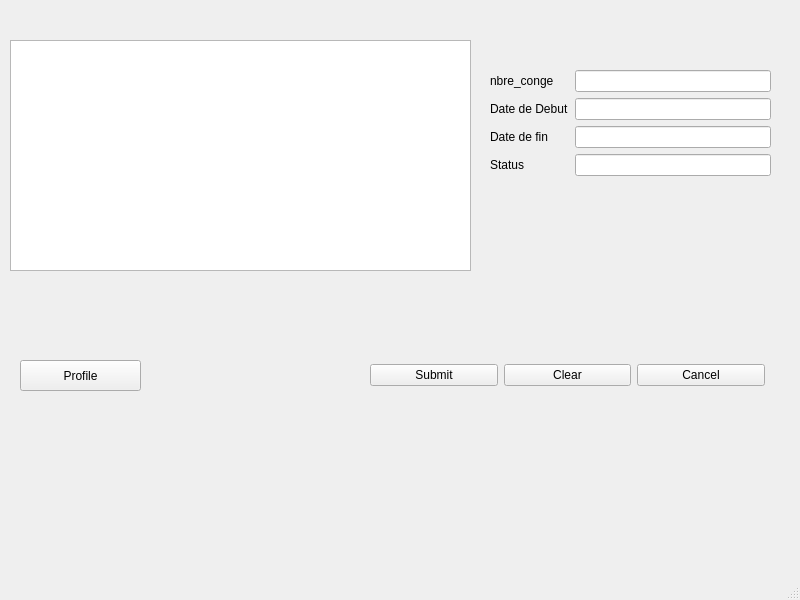
First picture: the form in managerui.ui, repository ElHadjiOumar/GestionConge, before the edit.
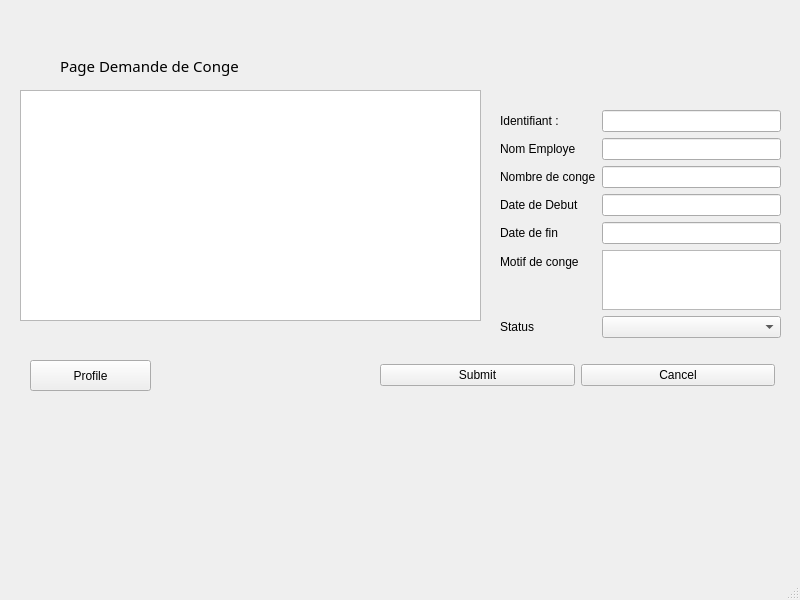
Second picture: the form after the edit.

What changed in the file:
```diff
--- a/managerui.ui
+++ b/managerui.ui
@@ -17,27 +17,20 @@
    <widget class="QWidget" name="gridLayoutWidget">
     <property name="geometry">
      <rect>
-      <x>370</x>
+      <x>380</x>
       <y>360</y>
       <width>395</width>
       <height>31</height>
      </rect>
     </property>
     <layout class="QGridLayout" name="gridLayout">
-     <item row="0" column="3">
+     <item row="0" column="2">
       <widget class="QPushButton" name="pushButtonCancel">
        <property name="text">
         <string>Cancel</string>
        </property>
       </widget>
      </item>
-     <item row="0" column="2">
-      <widget class="QPushButton" name="pushButtonClear">
-       <property name="text">
-        <string>Clear</string>
-       </property>
-      </widget>
-     </item>
      <item row="0" column="1">
       <widget class="QPushButton" name="pushButtonSubmit">
        <property name="text">
@@ -47,86 +40,159 @@
      </item>
     </layout>
    </widget>
+   <widget class="QLabel" name="label_2">
+    <property name="geometry">
+     <rect>
+      <x>60</x>
+      <y>50</y>
+      <width>181</width>
+      <height>31</height>
+     </rect>
+    </property>
+    <property name="font">
+     <font>
+      <family>Myanmar Text</family>
+      <pointsize>11</pointsize>
+     </font>
+    </property>
+    <property name="text">
+     <string>Page Demande de Conge </string>
+    </property>
+   </widget>
    <widget class="QWidget" name="formLayoutWidget">
     <property name="geometry">
      <rect>
-      <x>490</x>
-      <y>70</y>
+      <x>500</x>
+      <y>110</y>
       <width>281</width>
-      <height>166</height>
+      <height>248</height>
      </rect>
     </property>
     <layout class="QFormLayout" name="formLayout">
      <item row="0" column="0">
-      <widget class="QLabel" name="labelConge_2">
+      <widget class="QLabel" name="labelId">
        <property name="text">
-        <string>nbre_conge</string>
+        <string>Identifiant :</string>
        </property>
       </widget>
      </item>
      <item row="0" column="1">
-      <widget class="QLineEdit" name="lineEditConge">
+      <widget class="QLineEdit" name="lineEditIdentifiant">
        <property name="readOnly">
         <bool>true</bool>
        </property>
       </widget>
      </item>
-     <item row="1" column="0">
-      <widget class="QLabel" name="labelDateDebut">
-       <property name="text">
-        <string>Date de Debut</string>
-       </property>
-      </widget>
-     </item>
-     <item row="1" column="1">
-      <widget class="QLineEdit" name="lineEditDateDebut">
+     <item row="3" column="1">
+      <widget class="QLineEdit" name="lineEditDebut">
        <property name="readOnly">
         <bool>true</bool>
        </property>
       </widget>
      </item>
-     <item row="2" column="0">
+     <item row="4" column="0">
       <widget class="QLabel" name="labelDateFin">
        <property name="text">
         <string>Date de fin</string>
        </property>
       </widget>
      </item>
-     <item row="2" column="1">
-      <widget class="QLineEdit" name="lineEditDateFin">
+     <item row="4" column="1">
+      <widget class="QLineEdit" name="lineEditFin">
        <property name="readOnly">
         <bool>true</bool>
        </property>
       </widget>
      </item>
-     <item row="3" column="0">
+     <item row="5" column="0">
+      <widget class="QLabel" name="label">
+       <property name="text">
+        <string>Motif de conge</string>
+       </property>
+      </widget>
+     </item>
+     <item row="5" column="1">
+      <widget class="QPlainTextEdit" name="plainTextEdit">
+       <property name="readOnly">
+        <bool>true</bool>
+       </property>
+      </widget>
+     </item>
+     <item row="6" column="0">
       <widget class="QLabel" name="labelStatus">
        <property name="text">
         <string>Status</string>
        </property>
       </widget>
      </item>
-     <item row="3" column="1">
-      <widget class="QLineEdit" name="lineEditStatus">
-       <property name="readOnly">
-        <bool>false</bool>
-       </property>
+     <item row="6" column="1">
+      <widget class="QComboBox" name="statusBox">
+       <item>
+        <property name="text">
+         <string/>
+        </property>
+       </item>
+       <item>
+        <property name="text">
+         <string>Refusé</string>
+        </property>
+       </item>
+       <item>
+        <property name="text">
+         <string>Accepté</string>
+        </property>
+       </item>
       </widget>
      </item>
-     <item row="4" column="0">
+     <item row="7" column="0">
       <widget class="QLabel" name="labelPassword">
        <property name="text">
         <string/>
        </property>
       </widget>
      </item>
+     <item row="3" column="0">
+      <widget class="QLabel" name="labelDateDebut">
+       <property name="text">
+        <string>Date de Debut</string>
+       </property>
+      </widget>
+     </item>
+     <item row="2" column="1">
+      <widget class="QLineEdit" name="lineEditConge">
+       <property name="readOnly">
+        <bool>true</bool>
+       </property>
+      </widget>
+     </item>
+     <item row="2" column="0">
+      <widget class="QLabel" name="labelConge_2">
+       <property name="text">
+        <string>Nombre de conge</string>
+       </property>
+      </widget>
+     </item>
+     <item row="1" column="1">
+      <widget class="QLineEdit" name="lineEditEmploye">
+       <property name="readOnly">
+        <bool>true</bool>
+       </property>
+      </widget>
+     </item>
+     <item row="1" column="0">
+      <widget class="QLabel" name="labelId_2">
+       <property name="text">
+        <string>Nom Employe</string>
+       </property>
+      </widget>
+     </item>
     </layout>
    </widget>
    <widget class="QTableView" name="tableViewUsers">
     <property name="geometry">
      <rect>
-      <x>10</x>
-      <y>40</y>
+      <x>20</x>
+      <y>90</y>
       <width>461</width>
       <height>231</height>
      </rect>
@@ -159,7 +225,7 @@
    <widget class="QPushButton" name="pushButton">
     <property name="geometry">
      <rect>
-      <x>20</x>
+      <x>30</x>
       <y>360</y>
       <width>121</width>
       <height>31</height>
```
